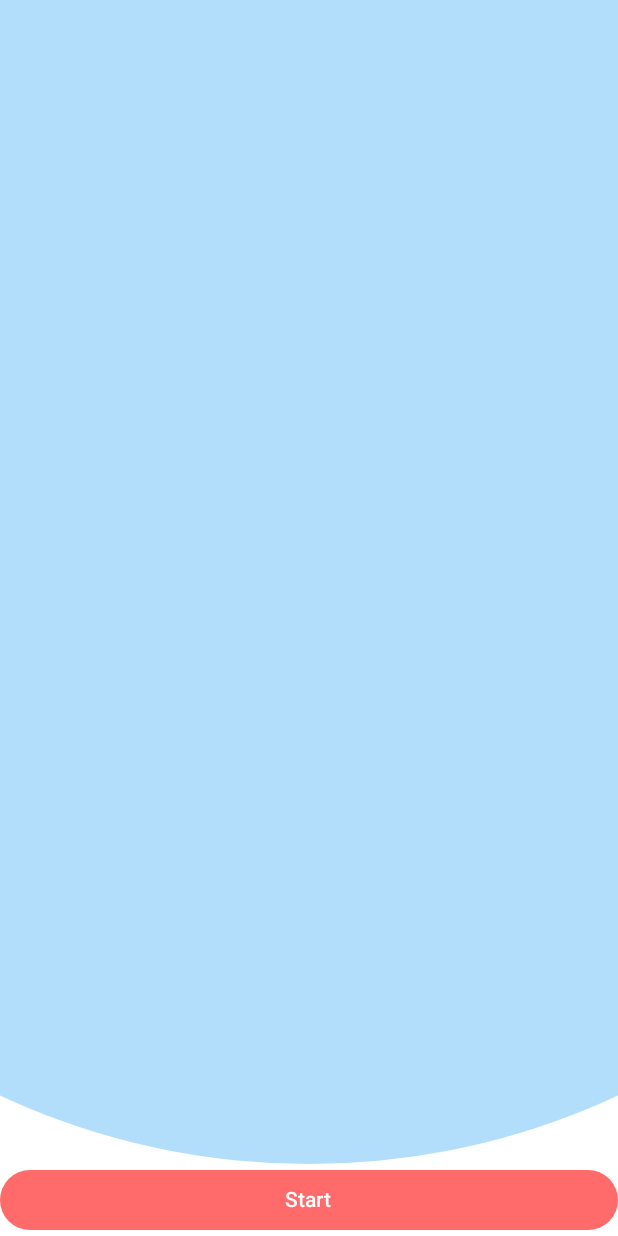
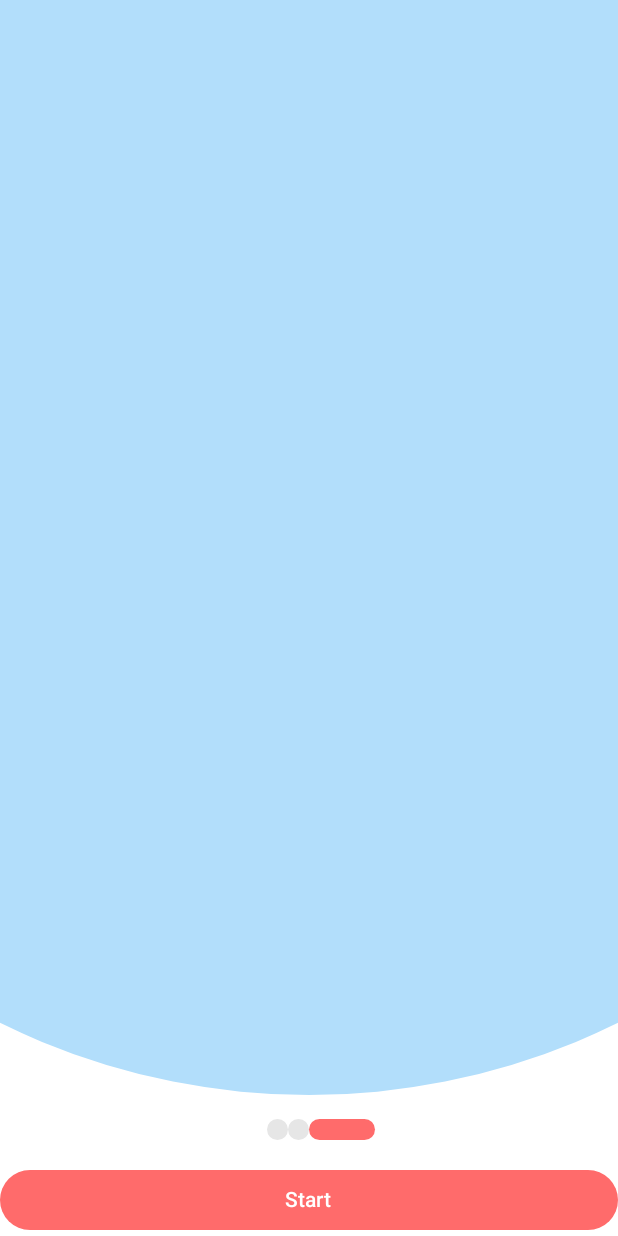
Before and after one commit to Leonidius20/HeartRate, an Android app built with Jetpack Compose: the screen it shows after launch (MainActivity), after a tap on "Continue", on a phone screen of 412 x 824 dp. Run offline under Robolectric (Android 15) with nearby library versions, the phone set to English and light mode, and no system bars; 1 other tap on this screen came first.

Commit message:
added page indicators on onboarding (not animated yet)

```diff
--- a/app/src/main/java/io/github/leonidius20/heartrate/ui/onboarding/OnboardingScreen.kt
+++ b/app/src/main/java/io/github/leonidius20/heartrate/ui/onboarding/OnboardingScreen.kt
@@ -1,13 +1,16 @@
 package io.github.leonidius20.heartrate.ui.onboarding
 
-import android.widget.Space
+import androidx.compose.foundation.Canvas
 import androidx.compose.foundation.Image
 import androidx.compose.foundation.layout.BoxWithConstraints
 import androidx.compose.foundation.layout.Column
+import androidx.compose.foundation.layout.Row
 import androidx.compose.foundation.layout.Spacer
 import androidx.compose.foundation.layout.fillMaxSize
 import androidx.compose.foundation.layout.fillMaxWidth
 import androidx.compose.foundation.layout.height
+import androidx.compose.foundation.layout.padding
+import androidx.compose.foundation.layout.width
 import androidx.compose.foundation.pager.HorizontalPager
 import androidx.compose.foundation.pager.rememberPagerState
 import androidx.compose.material3.Button
@@ -16,28 +19,33 @@ import androidx.compose.material3.MaterialTheme
 import androidx.compose.material3.Text
 import androidx.compose.runtime.Composable
 import androidx.compose.runtime.derivedStateOf
+import androidx.compose.runtime.getValue
 import androidx.compose.runtime.remember
+import androidx.compose.runtime.rememberCoroutineScope
 import androidx.compose.ui.Alignment
 import androidx.compose.ui.Modifier
 import androidx.compose.ui.draw.drawBehind
+import androidx.compose.ui.geometry.CornerRadius
+import androidx.compose.ui.geometry.Size
+import androidx.compose.ui.graphics.Color
+import androidx.compose.ui.graphics.painter.Painter
 import androidx.compose.ui.res.painterResource
 import androidx.compose.ui.tooling.preview.Preview
 import androidx.compose.ui.unit.dp
+import io.github.leonidius20.heartrate.R
 import io.github.leonidius20.heartrate.ui.theme.bgCircleColor
 import io.github.leonidius20.heartrate.ui.theme.btnColor
-import io.github.leonidius20.heartrate.R
-import androidx.compose.runtime.getValue
-import androidx.compose.runtime.rememberCoroutineScope
-import androidx.compose.runtime.rememberUpdatedState
-import androidx.compose.runtime.setValue
-import androidx.compose.ui.graphics.painter.Painter
 import kotlinx.coroutines.launch
+import androidx.compose.ui.graphics.lerp as colorLerp
+import androidx.compose.ui.unit.lerp as dpLerp
 
 @Composable
 @Preview(widthDp = 393, heightDp = 852)
 fun OnboardingScreen() {
     Column {
-        val pagerState = rememberPagerState(pageCount = { 3 })
+        val pageCount = 3
+
+        val pagerState = rememberPagerState(pageCount = { pageCount })
 
         BoxWithConstraints(
             Modifier.weight(1f),
@@ -79,6 +87,19 @@ fun OnboardingScreen() {
         //}
 
         val scope = rememberCoroutineScope()
+
+        // Row of page indicators
+        Row(Modifier
+            .align(Alignment.CenterHorizontally)
+            .padding(top = 16.dp, bottom = 16.dp)
+        ) {
+            val currentPage = pagerState.currentPage
+
+            repeat(pageCount) { pageIndex ->
+                val progress = if (pageIndex == currentPage) 1.0F else 0.0F
+                PageIndicator(progressToActive = progress)
+            }
+        }
 
         Button(
             modifier = Modifier.fillMaxWidth(),
@@ -150,3 +171,42 @@ private fun OnboardingPageThree() {
 
     }
 }
+
+@Composable
+@Preview
+private fun PageIndicator(
+    /**
+     * from 0.0 to 1.0, how close should this indicator be to the active state
+     */
+    progressToActive: Float = 0.0F,
+) {
+    val defaultWidth = 14.dp // width if not activated
+    val maxWidth = 44.dp // when active
+
+    val height = 14.dp
+
+    val inactiveColor = Color(0xFFE6E6E6)
+    val activeColor = Color(0xFFFF6B6B)
+
+    val color = colorLerp(inactiveColor, activeColor, progressToActive)
+    val width = dpLerp(defaultWidth, maxWidth, progressToActive)
+
+    Canvas(
+        modifier = Modifier
+            .width(width)
+            .height(height)
+            .padding(start = 8.dp, end = 8.dp)
+    ) {
+        drawRoundRect(
+            color = color,
+            size = Size(
+                width = width.toPx(),
+                height = height.toPx(),
+            ),
+            cornerRadius = CornerRadius(
+                x = defaultWidth.toPx(),
+                y = height.toPx(),
+            )
+        )
+    }
+}
```
